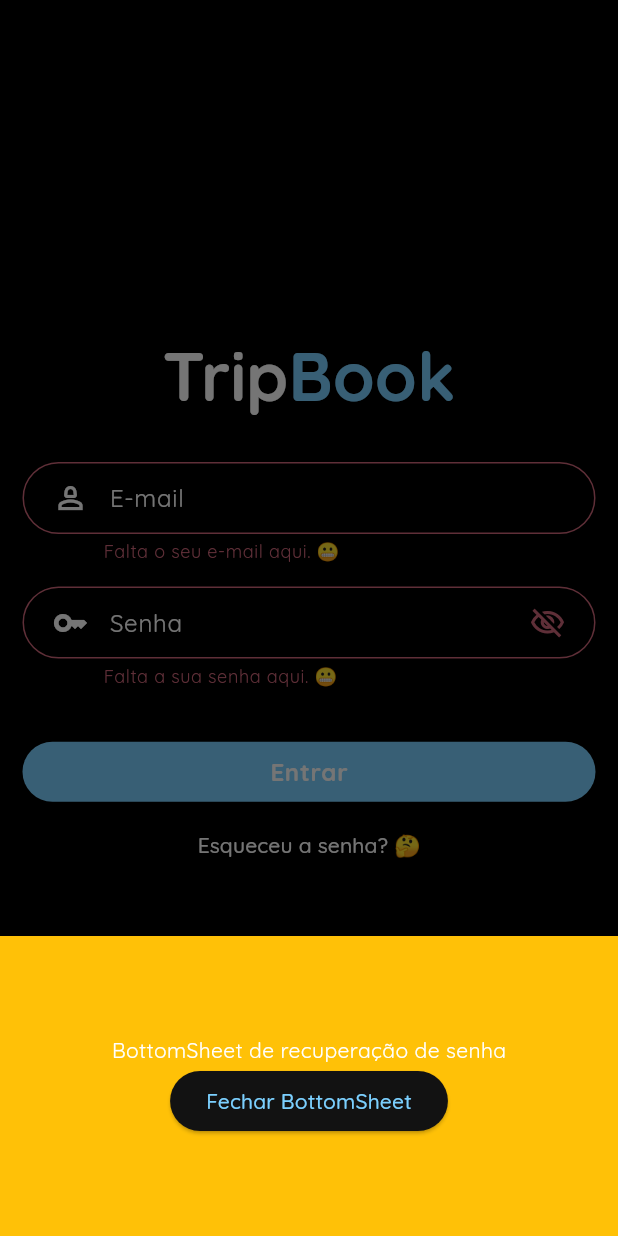
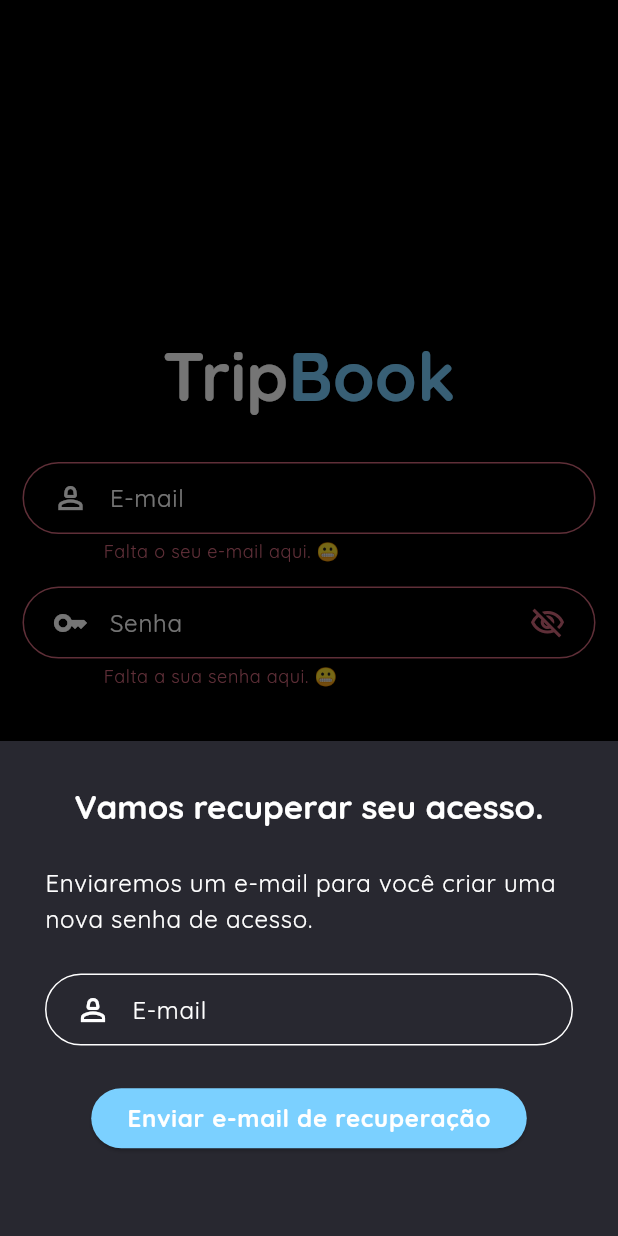
Before and after one commit to rafaelc-rb/tripbook, a Flutter app: the screen it shows after launch, after a tap on "Entrar", after a tap on "Esqueceu a senha? 🤔", on a phone screen of 412 x 824 dp. Run offline on Flutter 3.47's test engine with Material 3 defaults, Android fonts, the phone set to English and light mode, and no system bars.

Commit message:
feat: sheet  de recuperação de senha implementado

```diff
--- a/tripbook_app/lib/pages/login.dart
+++ b/tripbook_app/lib/pages/login.dart
@@ -1,4 +1,5 @@
 import 'package:flutter/material.dart';
+import 'package:flutter/widgets.dart';
 import 'package:tripbook_app/widgets/button.dart';
 import 'package:tripbook_app/widgets/otfield.dart';
 
@@ -11,6 +12,8 @@ class LoginPage extends StatefulWidget {
 
 class _LoginPageState extends State<LoginPage> {
   final _formKey = GlobalKey<FormState>();
+
+  final GlobalKey<FormState> _recoveryKey = GlobalKey<FormState>();
 
   @override
   Widget build(BuildContext context) {
@@ -113,6 +116,7 @@ class _LoginPageState extends State<LoginPage> {
       children: [
         Button(
           label: 'Entrar',
+          fullWidth: true,
           onPressed: () {
             if (_formKey.currentState!.validate()) {
               // Process data.
@@ -137,17 +141,61 @@ class _LoginPageState extends State<LoginPage> {
             context: context,
             builder: (BuildContext context) {
               return Container(
-                height: 200,
-                color: Colors.amber,
-                child: Center(
+                height: 330,
+                color: Theme.of(context).colorScheme.background,
+                child: Padding(
+                  padding: const EdgeInsets.symmetric(
+                      horizontal: 30.0, vertical: 30.0),
                   child: Column(
                     mainAxisAlignment: MainAxisAlignment.center,
-                    mainAxisSize: MainAxisSize.min,
                     children: <Widget>[
-                      const Text('BottomSheet de recuperação de senha'),
-                      ElevatedButton(
-                        child: const Text('Fechar BottomSheet'),
-                        onPressed: () => Navigator.pop(context),
+                      Text('Vamos recuperar seu acesso.',
+                          style: Theme.of(context)
+                              .textTheme
+                              .titleLarge
+                              ?.copyWith(fontWeight: FontWeight.bold)),
+                      Expanded(
+                        child: Form(
+                            key: _recoveryKey,
+                            child: Column(
+                              mainAxisAlignment: MainAxisAlignment.spaceEvenly,
+                              children: [
+                                Text(
+                                    'Enviaremos um e-mail para você criar uma nova senha de acesso.',
+                                    style:
+                                        Theme.of(context).textTheme.bodyLarge),
+                                OTField(
+                                  hint: 'E-mail',
+                                  prefixIcon:
+                                      const Icon(Icons.person_2_outlined),
+                                  validator: (value) {
+                                    if (value == null || value.isEmpty) {
+                                      return 'Falta o seu e-mail aqui. 😬';
+                                    }
+                                    // Regex for email validation
+                                    Pattern pattern =
+                                        r'^(([^<>()[\]\\.,;:\s@\"]+(\.[^<>()[\]\\.,;:\s@\"]+)*)|(\".+\"))@((\[[0-9]{1,3}\.[0-9]{1,3}\.[0-9]{1,3}\.[0-9]{1,3}\])|(([a-zA-Z\-0-9]+\.)+[a-zA-Z]{2,}))$';
+                                    RegExp regex = RegExp(pattern as String);
+                                    if (!regex.hasMatch(value)) {
+                                      return 'Este não é um formato de e-mail. 🫤';
+                                    } else {
+                                      return null;
+                                    }
+                                  },
+                                ),
+                                Button(
+                                  label: 'Enviar e-mail de recuperação',
+                                  onPressed: () {
+                                    if (_recoveryKey.currentState!.validate()) {
+                                      print('E-mail enviado!');
+                                      Navigator.pop(context);
+                                    } else {
+                                      print('Formato incorreto!');
+                                    }
+                                  },
+                                )
+                              ],
+                            )),
                       )
                     ],
                   ),
@@ -179,7 +227,14 @@ class _LoginPageState extends State<LoginPage> {
                       const Text('BottomSheet de cadastro'),
                       ElevatedButton(
                         child: const Text('Fechar BottomSheet'),
-                        onPressed: () => Navigator.pop(context),
+                        onPressed: () {
+                          if (_formKey.currentState!.validate()) {
+                            print('E-mail enviado!');
+                            Navigator.pop(context);
+                          } else {
+                            print('Formato incorreto!');
+                          }
+                        },
                       )
                     ],
                   ),
--- a/tripbook_app/lib/widgets/button.dart
+++ b/tripbook_app/lib/widgets/button.dart
@@ -3,19 +3,21 @@ import 'package:flutter/material.dart';
 class Button extends StatelessWidget {
   final String label;
   final double? width;
+  final bool fullWidth;
   final VoidCallback onPressed; // Altere o tipo para VoidCallback
 
   const Button({
     super.key,
     required this.label,
     this.width,
+    this.fullWidth = false,
     required this.onPressed, // Altere o nome para onPressed
   });
 
   @override
   Widget build(BuildContext context) {
     return SizedBox(
-      width: width ?? double.infinity,
+      width: fullWidth ? double.infinity : width,
       child: ElevatedButton(
         onPressed: onPressed, // Use o parâmetro onPressed aqui
         style: ButtonStyle(
```
